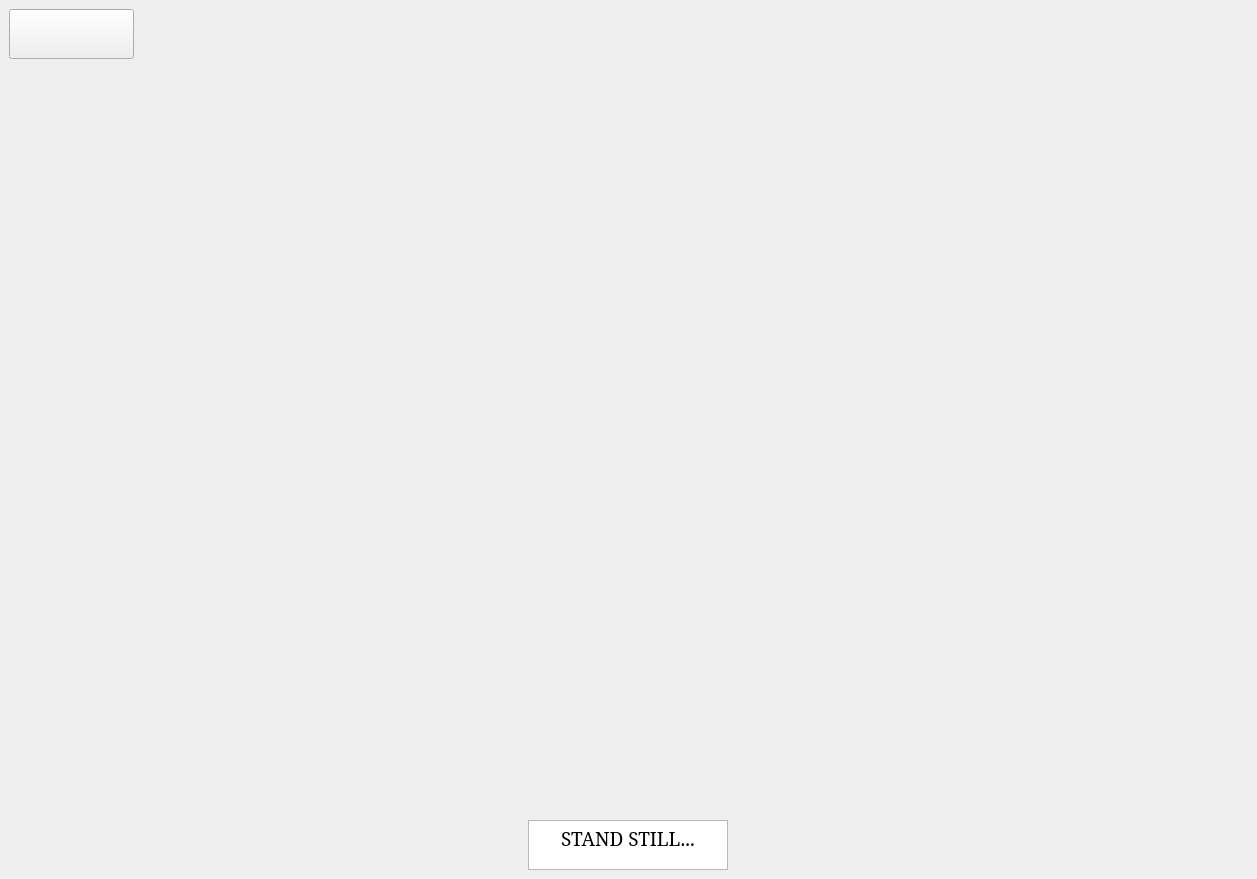
This is src/HorusNew.ui in ufukpalpas/Horus as Qt 5 draws it before an edit. The edited form follows.
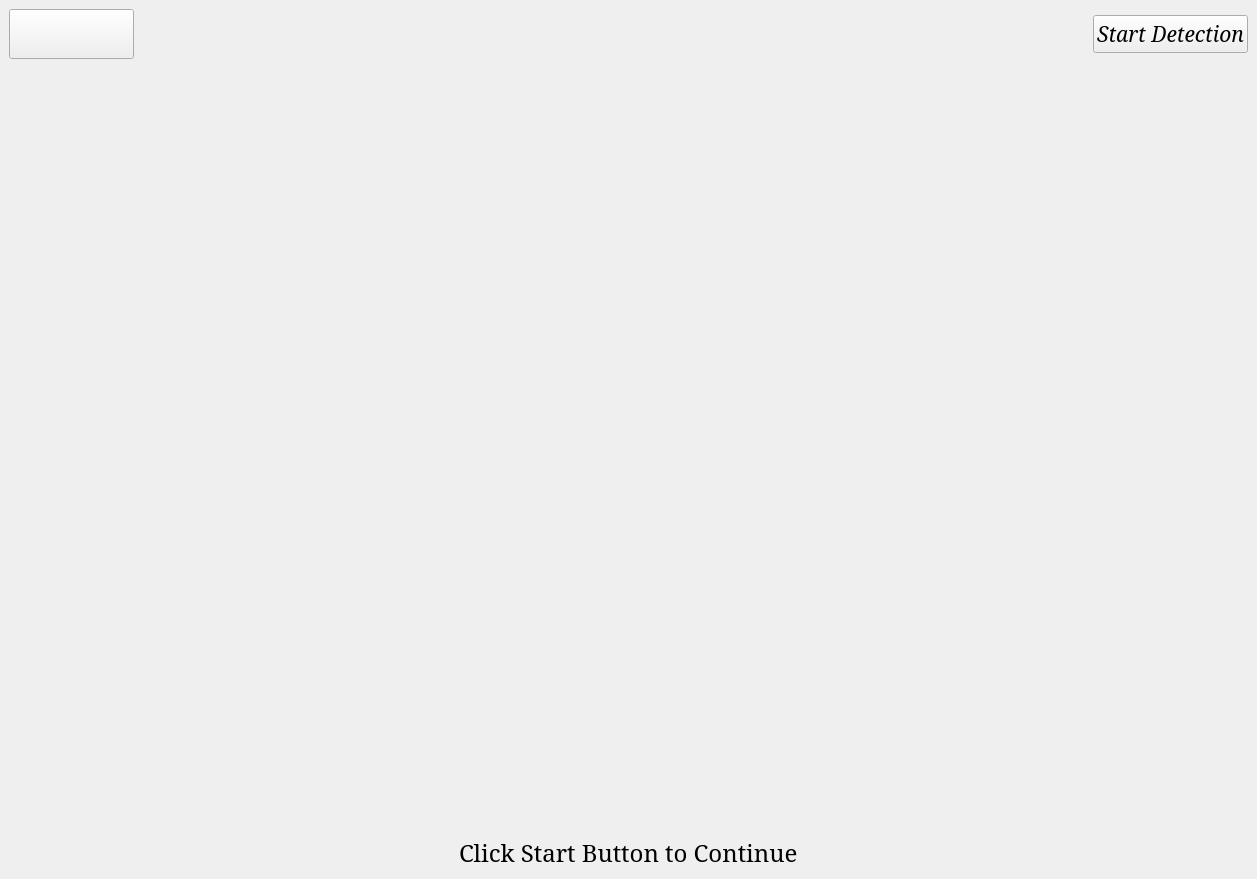
This is the edited form. The open tabs and pages were chosen to show the change. Icons and pictures are not drawn.

Commit message: Deception detection improved

The edit to the form file:
```diff
--- a/src/HorusNew.ui
+++ b/src/HorusNew.ui
@@ -840,23 +840,15 @@
            <property name="bottomMargin">
             <number>0</number>
            </property>
-           <item alignment="Qt::AlignHCenter|Qt::AlignBottom">
-            <widget class="QTextBrowser" name="stand_still_label">
-             <property name="maximumSize">
-              <size>
-               <width>200</width>
-               <height>50</height>
-              </size>
+           <item alignment="Qt::AlignHCenter|Qt::AlignVCenter">
+            <widget class="QLabel" name="detectionLabel">
+             <property name="font">
+              <font>
+               <pointsize>18</pointsize>
+              </font>
              </property>
-             <property name="styleSheet">
-              <string notr="true">border-image: url(:/Horus Main Page/empty.png);</string>
-             </property>
-             <property name="html">
-              <string>&lt;!DOCTYPE HTML PUBLIC &quot;-//W3C//DTD HTML 4.0//EN&quot; &quot;http://www.w3.org/TR/REC-html40/strict.dtd&quot;&gt;
-&lt;html&gt;&lt;head&gt;&lt;meta name=&quot;qrichtext&quot; content=&quot;1&quot; /&gt;&lt;style type=&quot;text/css&quot;&gt;
-p, li { white-space: pre-wrap; }
-&lt;/style&gt;&lt;/head&gt;&lt;body style=&quot; font-family:'MS Shell Dlg 2'; font-size:7.8pt; font-weight:400; font-style:normal;&quot;&gt;
-&lt;p align=&quot;center&quot; style=&quot; margin-top:0px; margin-bottom:0px; margin-left:0px; margin-right:0px; -qt-block-indent:0; text-indent:0px;&quot;&gt;&lt;span style=&quot; font-size:14pt;&quot;&gt;STAND STILL...&lt;/span&gt;&lt;/p&gt;&lt;/body&gt;&lt;/html&gt;</string>
+             <property name="text">
+              <string>Click Start Button to Continue</string>
              </property>
             </widget>
            </item>
@@ -877,7 +869,7 @@
           <property name="lineWidth">
            <number>0</number>
           </property>
-          <layout class="QVBoxLayout" name="verticalLayout_59">
+          <layout class="QHBoxLayout" name="horizontalLayout_11">
            <property name="spacing">
             <number>0</number>
            </property>
@@ -909,6 +901,24 @@
              </property>
             </widget>
            </item>
+           <item alignment="Qt::AlignRight">
+            <widget class="QPushButton" name="detectionStartButton">
+             <property name="font">
+              <font>
+               <pointsize>16</pointsize>
+               <weight>50</weight>
+               <italic>true</italic>
+               <bold>false</bold>
+               <underline>false</underline>
+               <strikeout>false</strikeout>
+               <kerning>true</kerning>
+              </font>
+             </property>
+             <property name="text">
+              <string>Start Detection</string>
+             </property>
+            </widget>
+           </item>
           </layout>
          </widget>
         </item>
@@ -920,7 +930,7 @@
           <property name="lineWidth">
            <number>0</number>
           </property>
-          <layout class="QVBoxLayout" name="screenlayout3">
+          <layout class="QHBoxLayout" name="horizontalLayout_10">
            <property name="spacing">
             <number>0</number>
            </property>
```
Left out of the diff: 36 changed lines with no effect on the pictures. The commit also changes 5 other files.
